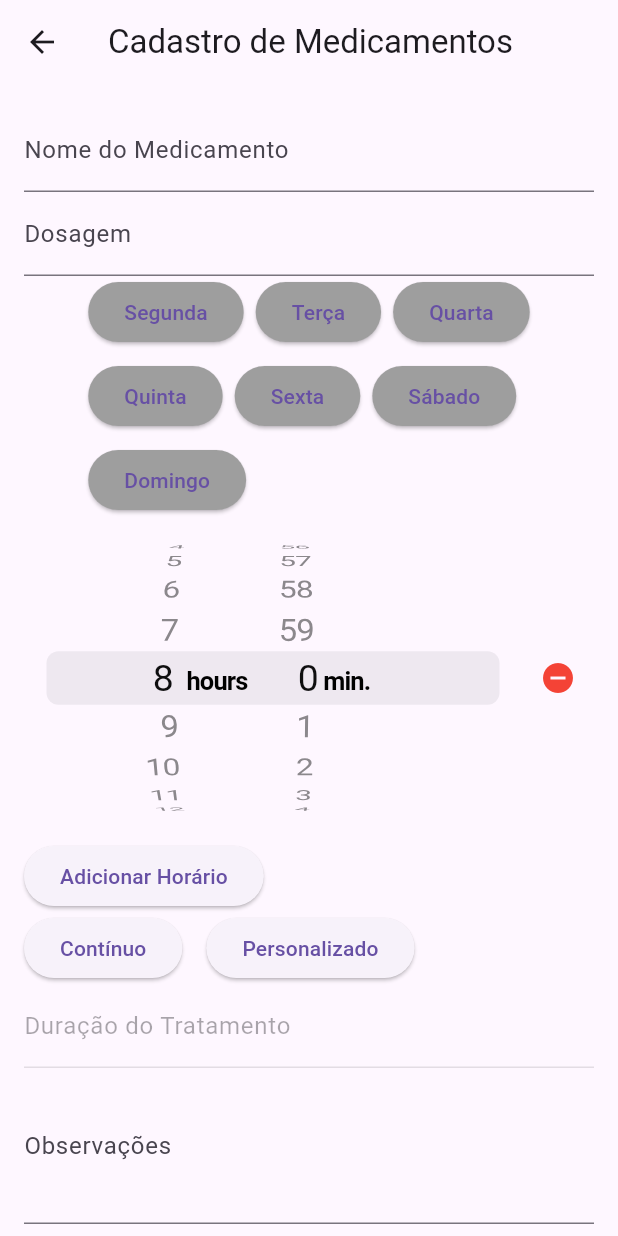
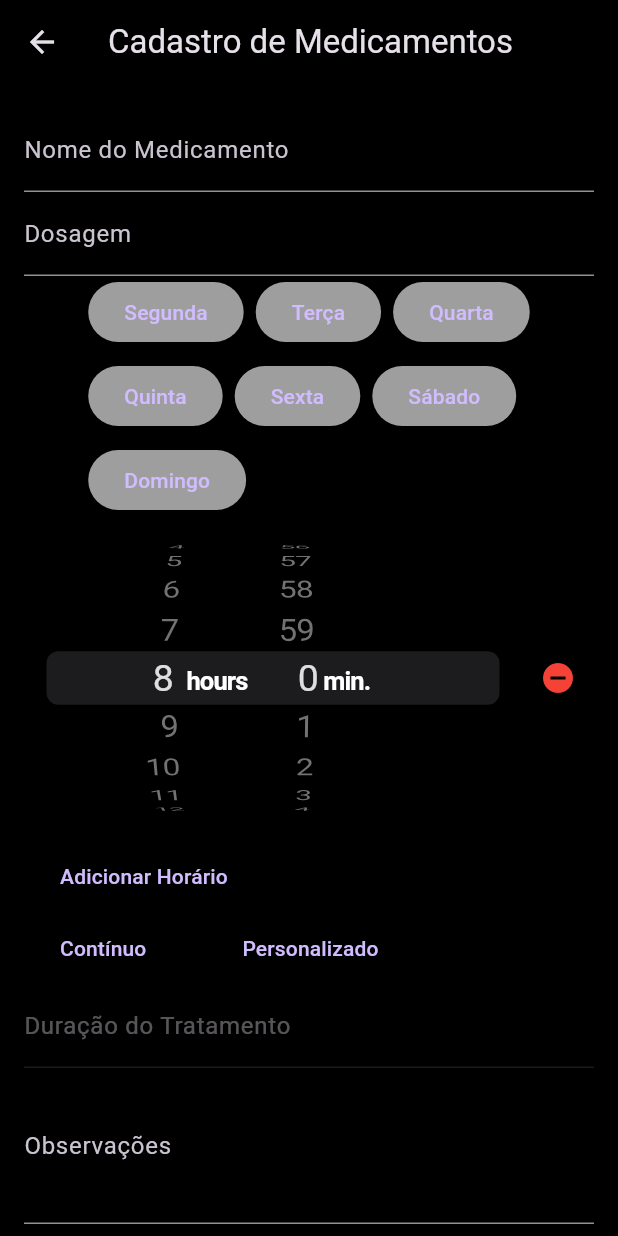
Before and after one commit to emillylimax/app_medicamentos, a Flutter app: the screen it shows once a user with an empty profile is signed in, after a tap on the "menu" icon, after a tap on "Cadastro de Medicamentos", on a phone screen of 412 x 824 dp. Run offline on Flutter 3.47's test engine with Material 3 defaults, Android fonts, the phone set to English and light mode, and no system bars; our stand-ins replace cloud_firestore, connectivity_plus, firebase_auth, firebase_core, firebase_messaging, flutter_local_notifications and 6 more; missing offline and left inert: android_alarm_manager_plus, flutter_ringtone_player; accounts and stored records are empty; network calls fail.

Commit message:
Melhorias na tela inicial

```diff
--- a/lib/main.dart
+++ b/lib/main.dart
@@ -53,7 +53,24 @@ class MyApp extends StatelessWidget {
       child: MaterialApp(
         title: 'App Medicamentos',
         theme: ThemeData(
-          primarySwatch: Colors.blue,
+          brightness: Brightness.dark,
+          primaryColor: Colors.black,
+          scaffoldBackgroundColor: Colors.black,
+          appBarTheme: AppBarTheme(
+            backgroundColor: Colors.black,
+          ),
+          buttonTheme: ButtonThemeData(
+            buttonColor: Colors.black,
+          ),
+          elevatedButtonTheme: ElevatedButtonThemeData(
+            style: ElevatedButton.styleFrom(
+              backgroundColor: Colors.black,
+            ),
+          ),
+          textTheme: TextTheme(
+            bodyLarge: TextStyle(color: Colors.white),
+            bodyMedium: TextStyle(color: Colors.white),
+          ),
         ),
         debugShowCheckedModeBanner: false,
         initialRoute: '/',
--- a/lib/pages/home_screen.dart
+++ b/lib/pages/home_screen.dart
@@ -368,10 +368,10 @@ class _HomeScreenState extends State<HomeScreen> {
     final status = statusData?['status'];
     final horarioTomado = statusData?['horarioTomado'];
     final cardColor = status == true
-        ? Colors.green[100]
+        ? const Color.fromARGB(255, 67, 135, 69)
         : status == false
-            ? Colors.red[100]
-            : Colors.white;
+            ? const Color.fromARGB(255, 194, 99, 109)
+            : Colors.grey[800];
 
     String subtitleText = 'Dosagem: $dosagem\nHorário: $horario';
     if (observacoes != null && observacoes.isNotEmpty) {
@@ -385,17 +385,63 @@ class _HomeScreenState extends State<HomeScreen> {
       color: cardColor,
       margin: EdgeInsets.symmetric(vertical: 8),
       child: ListTile(
-        title: Text(nome, style: TextStyle(fontSize: 18)),
-        subtitle: Text(subtitleText),
+        title: Text(
+          nome,
+          style: TextStyle(
+              fontSize: 20, color: Colors.white, fontWeight: FontWeight.bold),
+        ),
+        subtitle: RichText(
+          text: TextSpan(
+            style: TextStyle(fontSize: 14, color: Colors.white),
+            children: [
+              TextSpan(
+                text: 'Dosagem: ',
+                style: TextStyle(fontWeight: FontWeight.bold),
+              ),
+              TextSpan(
+                text: dosagem,
+              ),
+              TextSpan(
+                text: '\nHorário: ',
+                style: TextStyle(fontWeight: FontWeight.bold),
+              ),
+              TextSpan(
+                text: horario,
+              ),
+              if (observacoes != null && observacoes.isNotEmpty) ...[
+                TextSpan(
+                  text: '\nObservações: ',
+                  style: TextStyle(fontWeight: FontWeight.bold),
+                ),
+                TextSpan(
+                  text: observacoes,
+                ),
+              ],
+              if (horarioTomado != null) ...[
+                TextSpan(
+                  text: '\nHorário que tomou: ',
+                  style: TextStyle(fontWeight: FontWeight.bold),
+                ),
+                TextSpan(
+                  text: horarioTomado,
+                ),
+              ],
+            ],
+          ),
+        ),
         trailing: Row(
           mainAxisSize: MainAxisSize.min,
           children: [
             IconButton(
-              icon: Icon(Icons.check_circle, color: Colors.green),
+              icon: Icon(Icons.check,
+                  color: const Color.fromARGB(255, 118, 221, 121)),
+              iconSize: 30,
               onPressed: () => _marcarComoTomado(medicamento['id'], horario),
             ),
             IconButton(
-              icon: Icon(Icons.cancel, color: Colors.red),
+              icon: Icon(Icons.close,
+                  color: const Color.fromARGB(255, 192, 20, 7)),
+              iconSize: 30,
               onPressed: () => _marcarComoNaoTomado(medicamento['id'], horario),
             ),
           ],
@@ -454,7 +500,6 @@ class _HomeScreenState extends State<HomeScreen> {
 
     return Scaffold(
       appBar: AppBar(
-        title: Text('Tela Inicial'),
         leading: Builder(
           builder: (context) => IconButton(
             icon: Icon(Icons.menu),
@@ -468,14 +513,26 @@ class _HomeScreenState extends State<HomeScreen> {
           children: <Widget>[
             DrawerHeader(
               decoration: BoxDecoration(
-                color: Colors.blue,
+                color: Colors.grey[850],
               ),
-              child: Text(
-                'Menu',
-                style: TextStyle(
-                  color: Colors.white,
-                  fontSize: 24,
-                ),
+              child: Column(
+                mainAxisAlignment: MainAxisAlignment.center,
+                children: [
+                  Image.asset(
+                    'assets/images/logo.png',
+                    width: 100,
+                    height: 100,
+                  ),
+                  SizedBox(height: 10),
+                  Text(
+                    'Lembrete de Medicamentos',
+                    style: TextStyle(
+                      color: Colors.white,
+                      fontSize: 15,
+                      fontWeight: FontWeight.bold,
+                    ),
+                  ),
+                ],
               ),
             ),
             ListTile(
@@ -518,7 +575,7 @@ class _HomeScreenState extends State<HomeScreen> {
             ),
             ListTile(
               leading: Icon(Icons.edit),
-              title: Text('Editar Dados do Perfil'),
+              title: Text('Editar Perfil'),
               onTap: () {
                 _navigateToEditProfile(context);
               },
```
